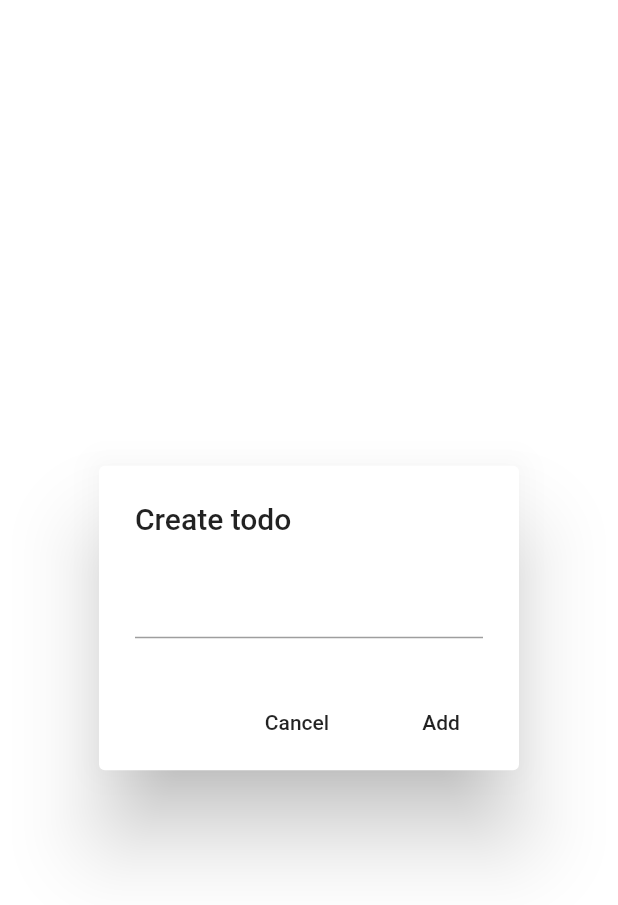
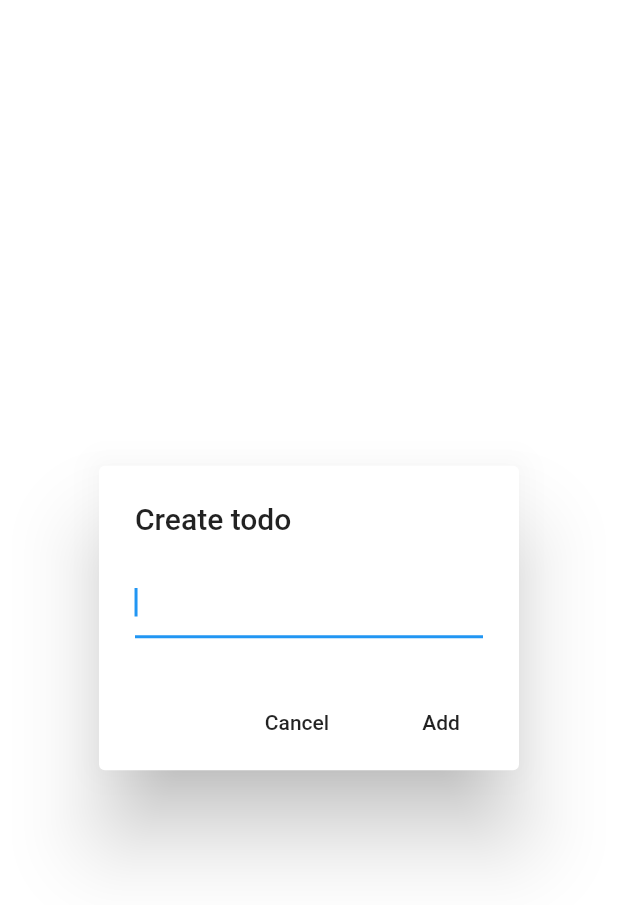
Before and after one commit to CynthiaRaphaella/workshop_flutter, a Flutter app: the screen it shows after launch, after a tap on the "add" icon, on a phone screen of 412 x 824 dp. Shown: the top 905 px of the screen. Run offline on Flutter 3.47's test engine with Material 2 defaults, Android fonts, the phone set to English and light mode, and no system bars.

Commit message:
Add tests to new todo

```diff
--- a/lib/screens/home.dart
+++ b/lib/screens/home.dart
@@ -23,11 +23,13 @@ class HomeScreenState extends State<HomeScreen> {
 
     _createNewTodo() async {
       final result = await Navigator.of(context).push(
-                new MaterialPageRoute(builder: (context) => new NewTodo())
-              );
-      setState(() {
-        widget.items.add(new TodoItem(item: result, callback: _toggleTodo));
-      });
+        new MaterialPageRoute(builder: (context) => new NewTodo())
+      );
+      if(result != null) {
+        setState(() {
+          widget.items.add(new TodoItem(item: result, callback: _toggleTodo));
+        });
+      }
   }
 
   _toggleTodo(Item todo, bool isChecked) {
--- a/lib/screens/new_todo.dart
+++ b/lib/screens/new_todo.dart
@@ -10,7 +10,8 @@ class NewTodo extends StatelessWidget {
     return AlertDialog(
       title: Text('Create todo'),
       content: TextField(
-        controller: controller
+        controller: controller,
+        autofocus: true
       ),
       actions: <Widget>[
         FlatButton(
@@ -20,7 +21,7 @@ class NewTodo extends StatelessWidget {
           },
         ),
         FlatButton(
-          child: Text('Add'),
+          child: Text('Add', key: new Key("Add")),
           onPressed: () {
             final todo = new Item(description: controller.value.text);
             controller.clear();
```
Also changed, not shown: 1 other file.
